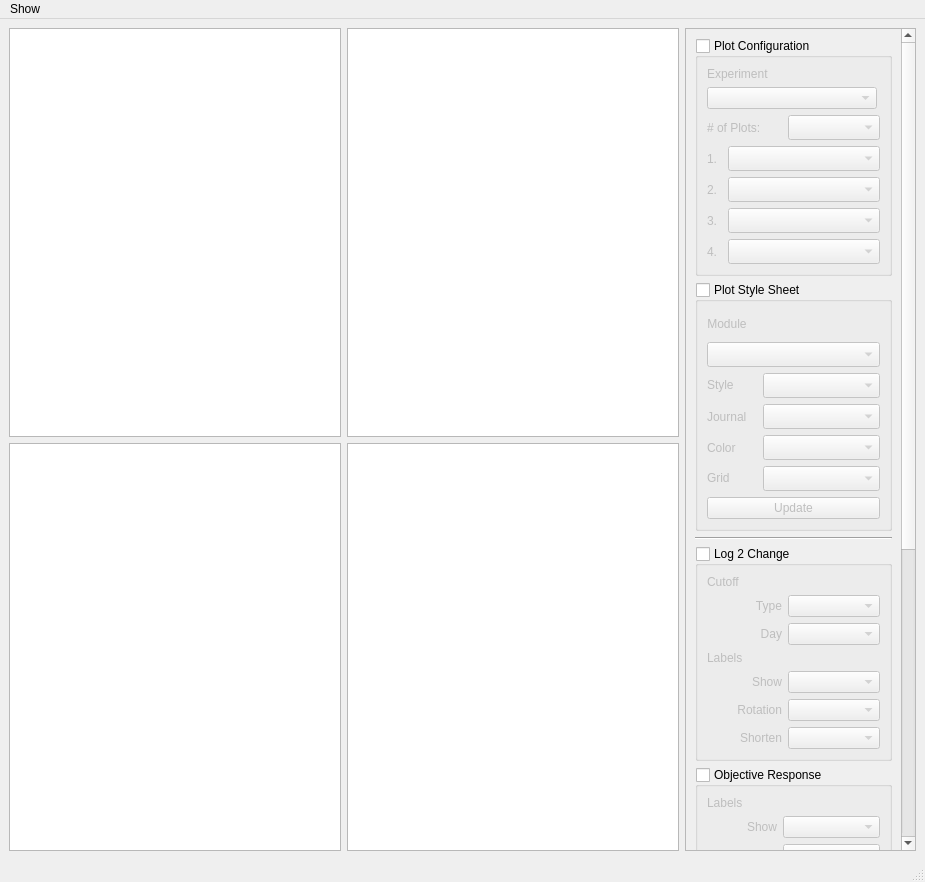
First picture: the form in src/TumorVolumeExperimentView.ui, repository DennisDean/TumorVolumetrics, before the edit.
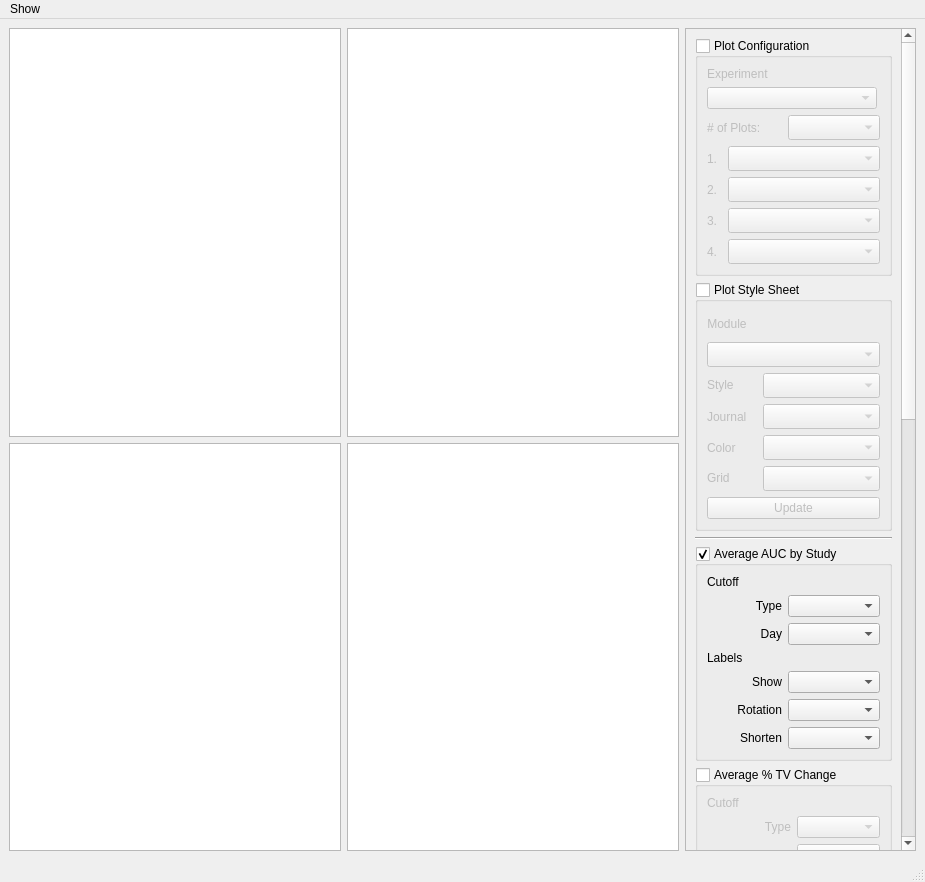
Second picture: the form after the edit.

Commit message:
Completed experiment view parameter normalization. Starting normalizing study view parameters.
Need to standardize label parameters and control/treatment labeling.

What changed in the file:
```diff
--- a/src/TumorVolumeExperimentView.ui
+++ b/src/TumorVolumeExperimentView.ui
@@ -69,9 +69,9 @@
              <property name="geometry">
               <rect>
                <x>0</x>
-               <y>-316</y>
-               <width>215</width>
-               <height>1450</height>
+               <y>0</y>
+               <width>216</width>
+               <height>1976</height>
               </rect>
              </property>
              <layout class="QVBoxLayout" name="verticalLayout_4">
@@ -640,6 +640,375 @@
                 </property>
                </widget>
               </item>
+              <item>
+               <widget class="QGroupBox" name="groupBox_avg_auc_by_study">
+                <property name="title">
+                 <string>Average AUC by Study</string>
+                </property>
+                <property name="checkable">
+                 <bool>true</bool>
+                </property>
+                <layout class="QVBoxLayout" name="verticalLayout_8">
+                 <item>
+                  <widget class="QLabel" name="label_42">
+                   <property name="text">
+                    <string>Cutoff</string>
+                   </property>
+                  </widget>
+                 </item>
+                 <item>
+                  <layout class="QHBoxLayout" name="horizontalLayout_29">
+                   <item>
+                    <widget class="QLabel" name="label_48">
+                     <property name="sizePolicy">
+                      <sizepolicy hsizetype="Fixed" vsizetype="Preferred">
+                       <horstretch>0</horstretch>
+                       <verstretch>0</verstretch>
+                      </sizepolicy>
+                     </property>
+                     <property name="minimumSize">
+                      <size>
+                       <width>75</width>
+                       <height>0</height>
+                      </size>
+                     </property>
+                     <property name="maximumSize">
+                      <size>
+                       <width>75</width>
+                       <height>16777215</height>
+                      </size>
+                     </property>
+                     <property name="text">
+                      <string>Type</string>
+                     </property>
+                     <property name="alignment">
+                      <set>Qt::AlignRight|Qt::AlignTrailing|Qt::AlignVCenter</set>
+                     </property>
+                    </widget>
+                   </item>
+                   <item>
+                    <widget class="QComboBox" name="comboBox_avg_auc_by_study_type"/>
+                   </item>
+                  </layout>
+                 </item>
+                 <item>
+                  <layout class="QHBoxLayout" name="horizontalLayout_avg_auc_by_study_day">
+                   <item>
+                    <widget class="QLabel" name="label_47">
+                     <property name="sizePolicy">
+                      <sizepolicy hsizetype="Fixed" vsizetype="Preferred">
+                       <horstretch>0</horstretch>
+                       <verstretch>0</verstretch>
+                      </sizepolicy>
+                     </property>
+                     <property name="minimumSize">
+                      <size>
+                       <width>75</width>
+                       <height>0</height>
+                      </size>
+                     </property>
+                     <property name="maximumSize">
+                      <size>
+                       <width>75</width>
+                       <height>16777215</height>
+                      </size>
+                     </property>
+                     <property name="text">
+                      <string>Day</string>
+                     </property>
+                     <property name="alignment">
+                      <set>Qt::AlignRight|Qt::AlignTrailing|Qt::AlignVCenter</set>
+                     </property>
+                    </widget>
+                   </item>
+                   <item>
+                    <widget class="QComboBox" name="comboBox_avg_auc_by_study_day"/>
+                   </item>
+                  </layout>
+                 </item>
+                 <item>
+                  <widget class="QLabel" name="label_43">
+                   <property name="text">
+                    <string>Labels</string>
+                   </property>
+                  </widget>
+                 </item>
+                 <item>
+                  <layout class="QHBoxLayout" name="horizontalLayout_30">
+                   <item>
+                    <widget class="QLabel" name="label_45">
+                     <property name="sizePolicy">
+                      <sizepolicy hsizetype="Fixed" vsizetype="Preferred">
+                       <horstretch>0</horstretch>
+                       <verstretch>0</verstretch>
+                      </sizepolicy>
+                     </property>
+                     <property name="minimumSize">
+                      <size>
+                       <width>75</width>
+                       <height>0</height>
+                      </size>
+                     </property>
+                     <property name="maximumSize">
+                      <size>
+                       <width>75</width>
+                       <height>16777215</height>
+                      </size>
+                     </property>
+                     <property name="text">
+                      <string>Show</string>
+                     </property>
+                     <property name="alignment">
+                      <set>Qt::AlignRight|Qt::AlignTrailing|Qt::AlignVCenter</set>
+                     </property>
+                    </widget>
+                   </item>
+                   <item>
+                    <widget class="QComboBox" name="comboBox_avg_auc_by_study_show"/>
+                   </item>
+                  </layout>
+                 </item>
+                 <item>
+                  <layout class="QHBoxLayout" name="horizontalLayout_32">
+                   <item>
+                    <widget class="QLabel" name="label_44">
+                     <property name="sizePolicy">
+                      <sizepolicy hsizetype="Fixed" vsizetype="Preferred">
+                       <horstretch>0</horstretch>
+                       <verstretch>0</verstretch>
+                      </sizepolicy>
+                     </property>
+                     <property name="minimumSize">
+                      <size>
+                       <width>75</width>
+                       <height>0</height>
+                      </size>
+                     </property>
+                     <property name="maximumSize">
+                      <size>
+                       <width>75</width>
+                       <height>16777215</height>
+                      </size>
+                     </property>
+                     <property name="text">
+                      <string>Rotation</string>
+                     </property>
+                     <property name="alignment">
+                      <set>Qt::AlignRight|Qt::AlignTrailing|Qt::AlignVCenter</set>
+                     </property>
+                    </widget>
+                   </item>
+                   <item>
+                    <widget class="QComboBox" name="comboBox_avg_auc_by_study_rotation"/>
+                   </item>
+                  </layout>
+                 </item>
+                 <item>
+                  <layout class="QHBoxLayout" name="horizontalLayout_31">
+                   <item>
+                    <widget class="QLabel" name="label_46">
+                     <property name="sizePolicy">
+                      <sizepolicy hsizetype="Fixed" vsizetype="Preferred">
+                       <horstretch>0</horstretch>
+                       <verstretch>0</verstretch>
+                      </sizepolicy>
+                     </property>
+                     <property name="minimumSize">
+                      <size>
+                       <width>75</width>
+                       <height>0</height>
+                      </size>
+                     </property>
+                     <property name="maximumSize">
+                      <size>
+                       <width>75</width>
+                       <height>16777215</height>
+                      </size>
+                     </property>
+                     <property name="text">
+                      <string>Shorten</string>
+                     </property>
+                     <property name="alignment">
+                      <set>Qt::AlignRight|Qt::AlignTrailing|Qt::AlignVCenter</set>
+                     </property>
+                    </widget>
+                   </item>
+                   <item>
+                    <widget class="QComboBox" name="comboBox_avg_auc_by_study_shorten"/>
+                   </item>
+                  </layout>
+                 </item>
+                </layout>
+               </widget>
+              </item>
+              <item>
+               <widget class="QGroupBox" name="groupBox_avg_per_tv_change">
+                <property name="title">
+                 <string>Average % TV Change</string>
+                </property>
+                <property name="checkable">
+                 <bool>true</bool>
+                </property>
+                <property name="checked">
+                 <bool>false</bool>
+                </property>
+                <layout class="QVBoxLayout" name="verticalLayout_7">
+                 <item>
+                  <widget class="QLabel" name="label_35">
+                   <property name="text">
+                    <string>Cutoff</string>
+                   </property>
+                  </widget>
+                 </item>
+                 <item>
+                  <layout class="QHBoxLayout" name="horizontalLayout_25">
+                   <item>
+                    <widget class="QLabel" name="label_41">
+                     <property name="text">
+                      <string>Type</string>
+                     </property>
+                     <property name="alignment">
+                      <set>Qt::AlignRight|Qt::AlignTrailing|Qt::AlignVCenter</set>
+                     </property>
+                    </widget>
+                   </item>
+                   <item>
+                    <widget class="QComboBox" name="comboBox_avg_per_tv_change_type"/>
+                   </item>
+                  </layout>
+                 </item>
+                 <item>
+                  <layout class="QHBoxLayout" name="horizontalLayout_avg_per_tv_change_day">
+                   <item>
+                    <widget class="QLabel" name="label_37">
+                     <property name="text">
+                      <string>Day</string>
+                     </property>
+                     <property name="alignment">
+                      <set>Qt::AlignRight|Qt::AlignTrailing|Qt::AlignVCenter</set>
+                     </property>
+                    </widget>
+                   </item>
+                   <item>
+                    <widget class="QComboBox" name="comboBox_avg_per_tv_change_day"/>
+                   </item>
+                  </layout>
+                 </item>
+                 <item>
+                  <widget class="QLabel" name="label_38">
+                   <property name="text">
+                    <string>Labels</string>
+                   </property>
+                  </widget>
+                 </item>
+                 <item>
+                  <layout class="QHBoxLayout" name="horizontalLayout_26">
+                   <item>
+                    <widget class="QLabel" name="label_36">
+                     <property name="sizePolicy">
+                      <sizepolicy hsizetype="Fixed" vsizetype="Preferred">
+                       <horstretch>0</horstretch>
+                       <verstretch>0</verstretch>
+                      </sizepolicy>
+                     </property>
+                     <property name="minimumSize">
+                      <size>
+                       <width>75</width>
+                       <height>0</height>
+                      </size>
+                     </property>
+                     <property name="maximumSize">
+                      <size>
+                       <width>75</width>
+                       <height>16777215</height>
+                      </size>
+                     </property>
+                     <property name="text">
+                      <string>Show</string>
+                     </property>
+                     <property name="alignment">
+                      <set>Qt::AlignRight|Qt::AlignTrailing|Qt::AlignVCenter</set>
+                     </property>
+                    </widget>
+                   </item>
+                   <item>
+                    <widget class="QComboBox" name="comboBox_avg_per_tv_change_show"/>
+                   </item>
+                  </layout>
+                 </item>
+                 <item>
+                  <layout class="QHBoxLayout" name="horizontalLayout_27">
+                   <item>
+                    <widget class="QLabel" name="label_40">
+                     <property name="sizePolicy">
+                      <sizepolicy hsizetype="Fixed" vsizetype="Preferred">
+                       <horstretch>0</horstretch>
+                       <verstretch>0</verstretch>
+                      </sizepolicy>
+                     </property>
+                     <property name="minimumSize">
+                      <size>
+                       <width>75</width>
+                       <height>0</height>
+                      </size>
+                     </property>
+                     <property name="maximumSize">
+                      <size>
+                       <width>75</width>
+                       <height>16777215</height>
+                      </size>
+                     </property>
+                     <property name="text">
+                      <string>Rotation</string>
+                     </property>
+                     <property name="alignment">
+                      <set>Qt::AlignRight|Qt::AlignTrailing|Qt::AlignVCenter</set>
+                     </property>
+                    </widget>
+                   </item>
+                   <item>
+                    <widget class="QComboBox" name="comboBox_avg_per_tv_change_rotation"/>
+                   </item>
+                  </layout>
+                 </item>
+                 <item>
+                  <layout class="QHBoxLayout" name="horizontalLayout_28">
+                   <item>
+                    <widget class="QLabel" name="label_39">
+                     <property name="sizePolicy">
+                      <sizepolicy hsizetype="Fixed" vsizetype="Preferred">
+                       <horstretch>0</horstretch>
+                       <verstretch>0</verstretch>
+                      </sizepolicy>
+                     </property>
+                     <property name="minimumSize">
+                      <size>
+                       <width>75</width>
+                       <height>0</height>
+                      </size>
+                     </property>
+                     <property name="maximumSize">
+                      <size>
+                       <width>75</width>
+                       <height>16777215</height>
+                      </size>
+                     </property>
+                     <property name="text">
+                      <string>Shorten</string>
+                     </property>
+                     <property name="alignment">
+                      <set>Qt::AlignRight|Qt::AlignTrailing|Qt::AlignVCenter</set>
+                     </property>
+                    </widget>
+                   </item>
+                   <item>
+                    <widget class="QComboBox" name="comboBox_avg_per_tv_change_shorten"/>
+                   </item>
+                  </layout>
+                 </item>
+                </layout>
+               </widget>
+              </item>
               <item>
                <widget class="QGroupBox" name="groupBox_log_2_change">
                 <property name="title">
```
The commit also changes 5 other files.
